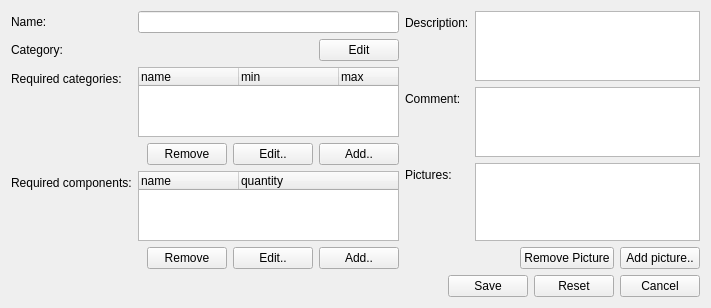
Old version of the form client/uiforms/recipe_edit.ui in the repository Wolframe/configurator.
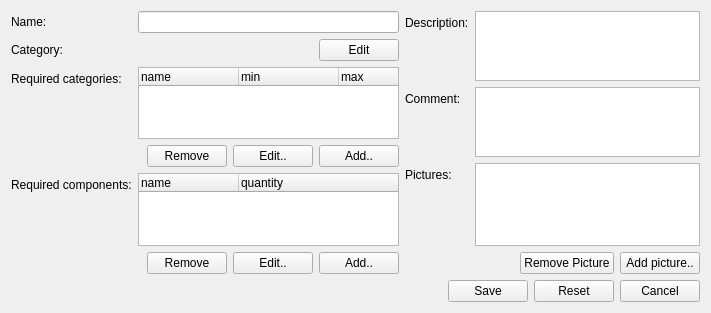
New version of the form.

The edit to the form file:
```diff
--- a/client/uiforms/recipe_edit.ui
+++ b/client/uiforms/recipe_edit.ui
@@ -7,7 +7,7 @@
     <x>0</x>
     <y>0</y>
     <width>711</width>
-    <height>302</height>
+    <height>313</height>
    </rect>
   </property>
   <property name="windowTitle">
```
Left out of the diff: 6 changed lines with no effect on the pictures.
